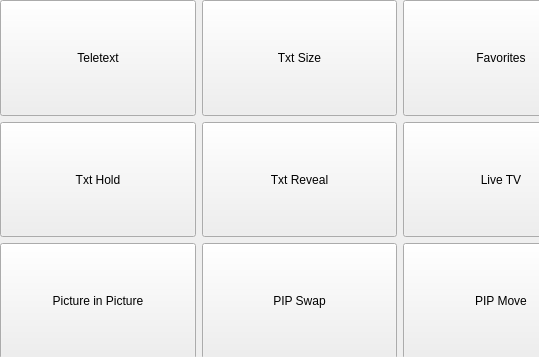
jpietrzak8/Pierogi, file forms/pirtvform.ui: the form before one commit; both pictures show x 0 to 539 and y 0 to 357 of the 800 by 480 pixel window.
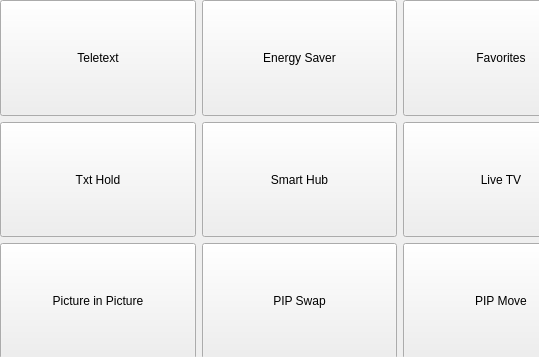
The form after the commit. Icons and pictures are not drawn.

Commit message:
SmartHub and Energy Saver
This update adds the SmartHub And Energy Saver keys for Samsung TVs
(and, for Energy Saver on a few other brands).

```diff
--- a/forms/pirtvform.ui
+++ b/forms/pirtvform.ui
@@ -39,7 +39,7 @@
       </sizepolicy>
      </property>
      <property name="text">
-      <string>Txt Size</string>
+      <string>Energy Saver</string>
      </property>
     </widget>
    </item>
@@ -101,7 +101,7 @@
       </sizepolicy>
      </property>
      <property name="text">
-      <string>Txt Reveal</string>
+      <string>Smart Hub</string>
      </property>
     </widget>
    </item>
```
Left out of the diff: 18 changed lines with no effect on the pictures. The commit also changes 10 other files.
